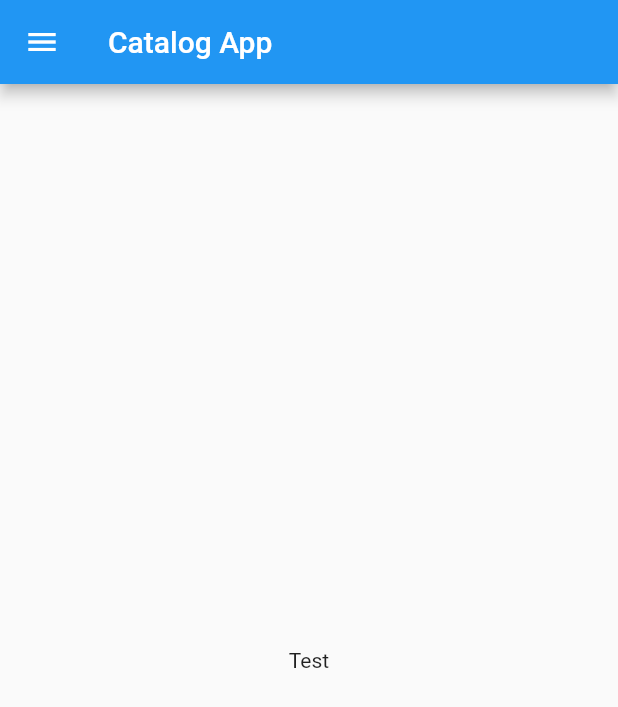
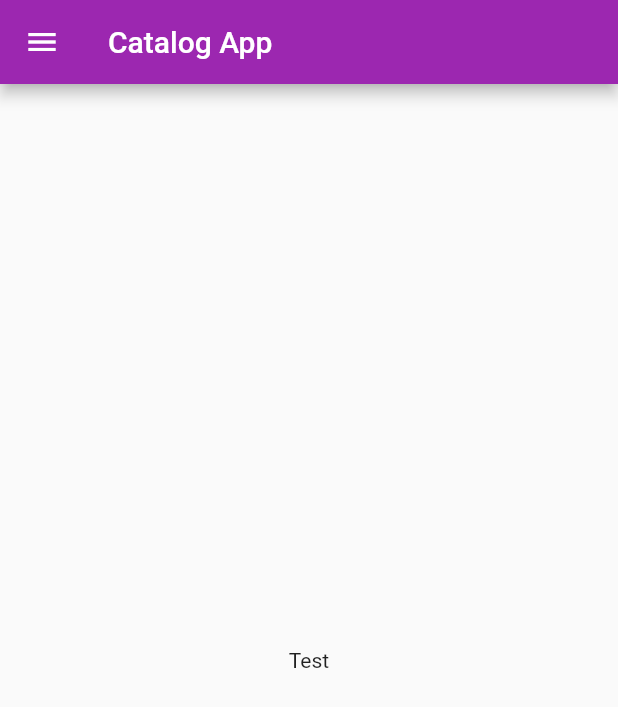
Before and after one commit to NeerJ4042/Flutter_Application, a Flutter app: the screen it shows after launch, on a phone screen of 412 x 824 dp. Shown: the top 707 px of the screen. Run offline on Flutter 3.47's test engine with Material 2 defaults, Android fonts, the phone set to English and light mode, and no system bars.

Commit message:
Concept of Pages

```diff
--- a/lib/main.dart
+++ b/lib/main.dart
@@ -1,12 +1,26 @@
 import 'package:flutter/material.dart';
-import 'Home.dart';
+import 'pages/Home.dart';
+import 'pages/Login.dart';
 
 void main() {
   runApp(MyApp());
+
 }
 
 class MyApp extends StatelessWidget {
   Widget build(BuildContext context) {
-       return MaterialApp(home: Home());
+       return MaterialApp(
+         themeMode: ThemeMode.light,
+         theme: ThemeData(primarySwatch: Colors.purple),
+         darkTheme: ThemeData(brightness: Brightness.light),
+         initialRoute: "/home",
+         routes: {
+           "/": (context) => LoginPage(),
+           "/home": (context) => Home(),
+           "/login": (context) => LoginPage()
+         },
+       );
   }
+
+
 }
```
Also changed, not shown: lib/pages/Login.dart (added, +20 -0 lines), lib/pages/Home.dart (renamed from lib/Home.dart).
